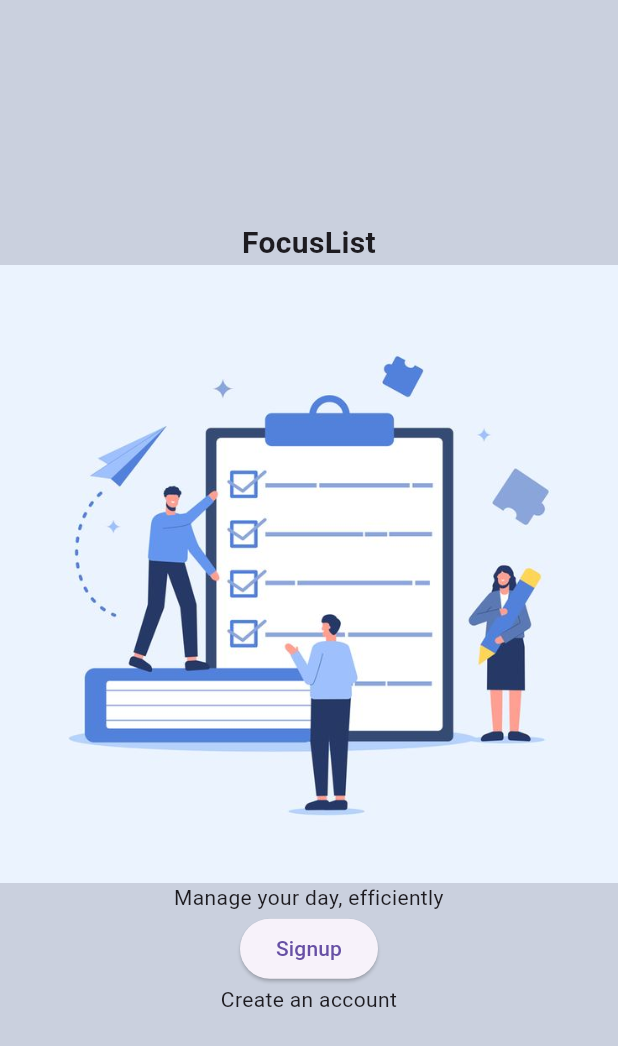
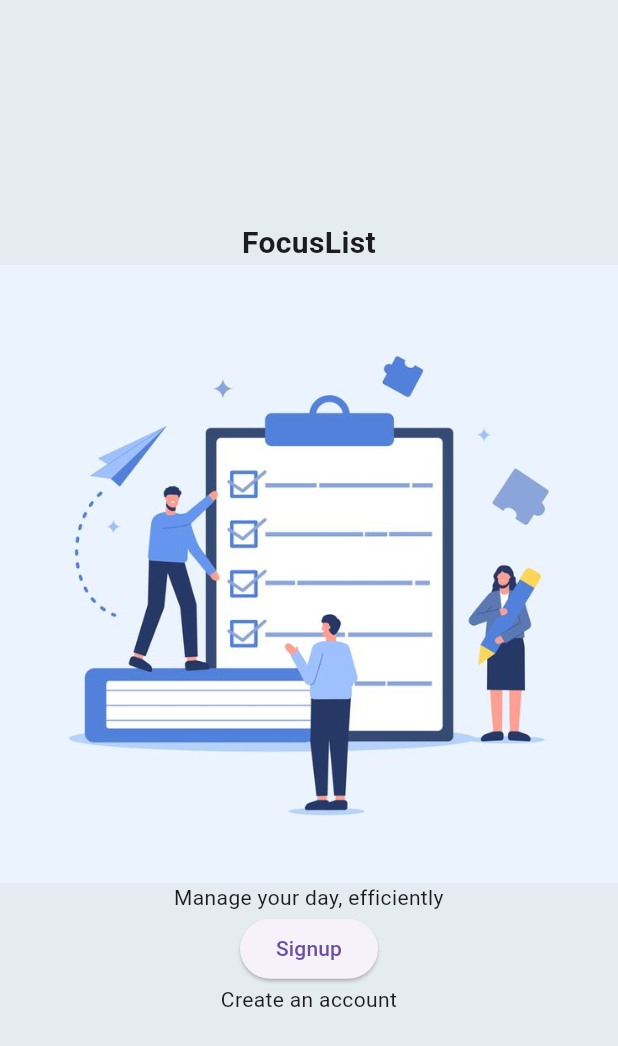
Before and after one commit to swagthehooman/FlutterProjects, a Flutter app: the screen it shows after launch, on a phone screen of 412 x 824 dp. Shown: the top 1046 px of the screen. Run offline on Flutter 3.47's test engine with Material 3 defaults, Android fonts, the phone set to English and light mode, and no system bars; our stand-ins replace avatar_glow, flutter_slidable, google_fonts.

Commit message:
file rename

```diff
--- a/focuslist/lib/main.dart
+++ b/focuslist/lib/main.dart
@@ -1,6 +1,6 @@
 import 'package:flutter/material.dart';
 import 'package:focuslist/constants/CustomThemeData.dart';
-import 'package:focuslist/screens/homePage.dart';
+import 'package:focuslist/screens/loginPage.dart';
 
 void main() {
   runApp(const MyApp());
@@ -15,10 +15,7 @@ class MyApp extends StatelessWidget {
     return MaterialApp(
       title: 'Flutter Demo',
       debugShowCheckedModeBanner: false,
-      theme: ThemeData(
-        primaryColor: Colors.black,
-      ),
-      home: HomePage(),
+      home: LoginPage(),
     );
   }
 }
--- a/focuslist/lib/screens/homePage.dart
+++ b/focuslist/lib/screens/loginPage.dart
@@ -1,13 +1,13 @@
 import 'package:flutter/material.dart';
 import 'package:google_fonts/google_fonts.dart';
 
-class HomePage extends StatelessWidget {
-  const HomePage({super.key});
+class LoginPage extends StatelessWidget {
+  const LoginPage({super.key});
 
   @override
   Widget build(BuildContext context) {
     return Scaffold(
-      backgroundColor: const Color.fromARGB(255, 202, 208, 222),
+      backgroundColor: const Color(0xffe4ebf1),
       body: Column(
         // crossAxisAlignment: CrossAxisAlignment.center,
         mainAxisAlignment: MainAxisAlignment.center,
```
